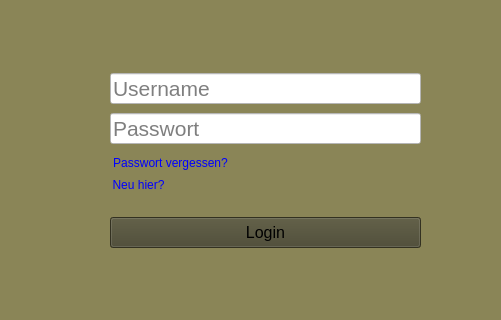
Before: the Qt Designer form client_python/gui_prototype/LoginView.ui in DeRocketman/paf-group-f_eTanks, drawn with Qt 5; both pictures show x 380 to 881 and y 397 to 717 of the 1200 by 850 pixel window.
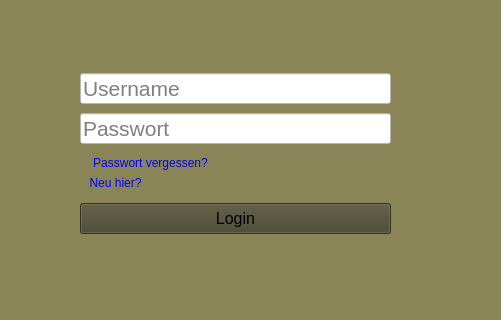
After: the same form once the commit is applied. Icons and pictures are not drawn.

Commit message: DS: Fix LoginView and Start prototyping GameView

```diff
--- a/client_python/gui_prototype/LoginView.ui
+++ b/client_python/gui_prototype/LoginView.ui
@@ -23,7 +23,7 @@
   <widget class="QLineEdit" name="usernameTextfield">
    <property name="geometry">
     <rect>
-     <x>490</x>
+     <x>460</x>
      <y>470</y>
      <width>311</width>
      <height>31</height>
@@ -51,7 +51,7 @@
   <widget class="QLineEdit" name="passwortField">
    <property name="geometry">
     <rect>
-     <x>490</x>
+     <x>460</x>
      <y>510</y>
      <width>311</width>
      <height>31</height>
@@ -82,8 +82,8 @@
    </property>
    <property name="geometry">
     <rect>
-     <x>490</x>
-     <y>614</y>
+     <x>460</x>
+     <y>600</y>
      <width>311</width>
      <height>31</height>
     </rect>
@@ -117,10 +117,10 @@
   <widget class="QLabel" name="label">
    <property name="geometry">
     <rect>
-     <x>270</x>
-     <y>110</y>
-     <width>721</width>
-     <height>541</height>
+     <x>0</x>
+     <y>10</y>
+     <width>1211</width>
+     <height>791</height>
     </rect>
    </property>
    <property name="sizePolicy">
@@ -139,9 +139,9 @@
   <widget class="QPushButton" name="forgetPasswordButton">
    <property name="geometry">
     <rect>
-     <x>490</x>
+     <x>460</x>
      <y>550</y>
-     <width>121</width>
+     <width>141</width>
      <height>20</height>
     </rect>
    </property>
@@ -164,9 +164,9 @@
   <widget class="QPushButton" name="openUserViewButton">
    <property name="geometry">
     <rect>
-     <x>488</x>
-     <y>572</y>
-     <width>61</width>
+     <x>460</x>
+     <y>570</y>
+     <width>71</width>
      <height>20</height>
     </rect>
    </property>
```
The commit also changes 2 other files.
